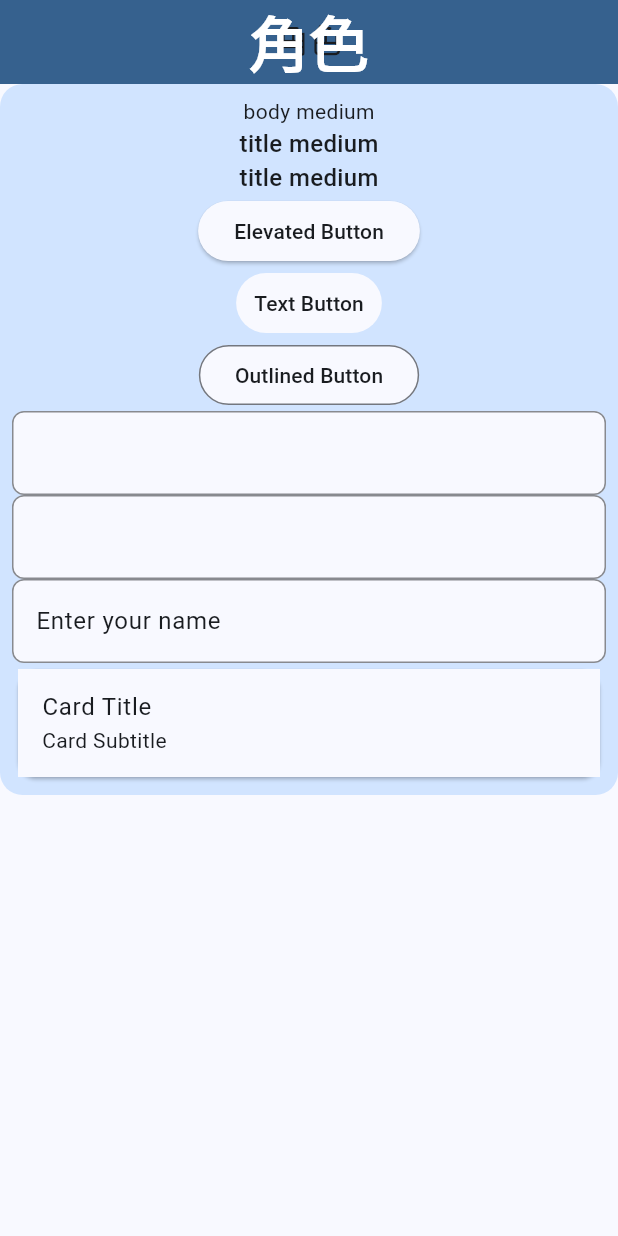
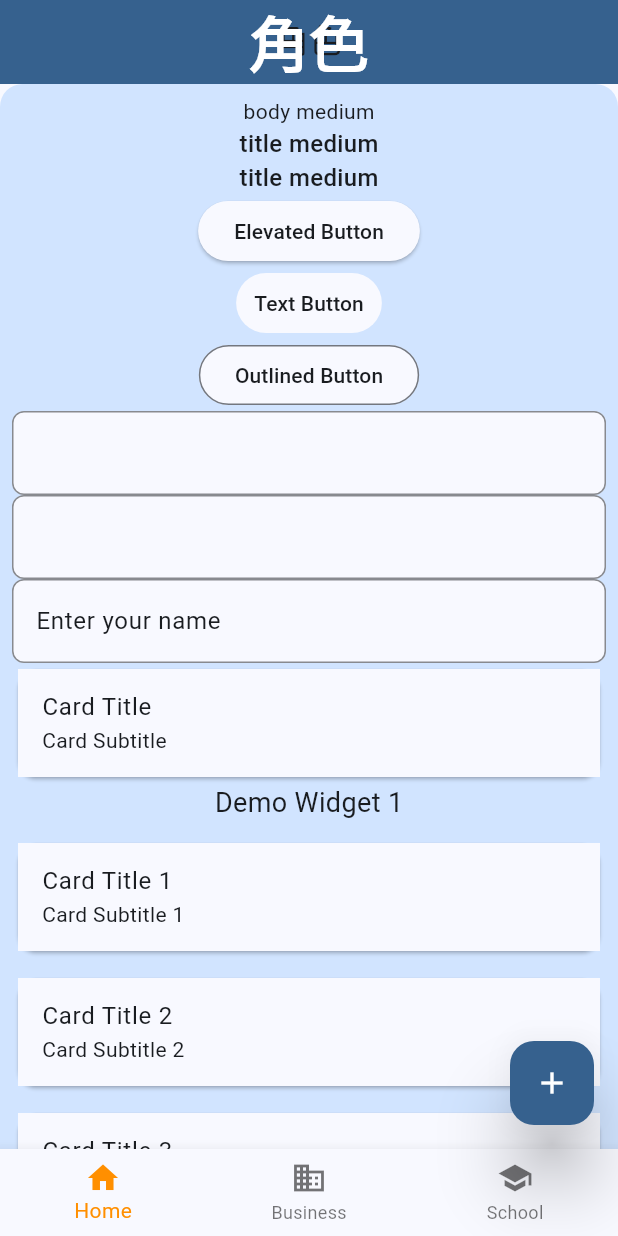
Before and after one commit to wesley990/demo_rpg, a Flutter app: the screen it shows after launch, on a phone screen of 412 x 824 dp. Run offline on Flutter 3.47's test engine with Material 3 defaults, Android fonts, the phone set to English and light mode, and no system bars; our stand-ins replace firebase_core; accounts and stored records are empty.

```diff
--- a/lib/home/home.dart
+++ b/lib/home/sample_screen.dart
@@ -1,11 +1,8 @@
-// home screen
-// an appbar with a ttile of "角色"
-// use customscrollview to make the listview scrollable and add a sliverlist
 import 'package:demo_rpg/home/theme.dart';
 import 'package:flutter/material.dart';
 
-class HomeScreen extends StatelessWidget {
-  const HomeScreen({super.key});
+class SampleScreen extends StatelessWidget {
+  const SampleScreen({super.key});
 
   @override
   Widget build(BuildContext context) {
@@ -18,23 +15,12 @@ class HomeScreen extends StatelessWidget {
             floating: true,
             expandedHeight: 40.0,
             title: Text('角色'),
-            // leading: IconButton(
-            //   icon: const Icon(Icons.menu),
-            //   onPressed: () {},
-            // ),
-            // backgroundColor: Theme.of(context).colorScheme.primary,
             flexibleSpace: FlexibleSpaceBar(
               title: Text(
                 '角色',
-                // style: AppTheme.titleLarge(context),
               ),
               centerTitle: true,
             ),
-            // actions: [
-            //   IconButton(icon: const Icon(Icons.more_vert), onPressed: () {}),
-            //   const Spacer(),
-            //   IconButton(icon: const Icon(Icons.search), onPressed: () {}),
-            // ],
           ),
           SliverToBoxAdapter(
             child: StyledContainer(
@@ -84,6 +70,31 @@ class HomeScreen extends StatelessWidget {
                         subtitle: Text('Card Subtitle'),
                       ),
                     ),
+                    const Text(
+                      'Demo Widget 1',
+                      style: TextStyle(fontSize: 18),
+                    ),
+                    const SizedBox(height: 10),
+                    const Card(
+                      child: ListTile(
+                        title: Text('Card Title 1'),
+                        subtitle: Text('Card Subtitle 1'),
+                      ),
+                    ),
+                    const SizedBox(height: 10),
+                    const Card(
+                      child: ListTile(
+                        title: Text('Card Title 2'),
+                        subtitle: Text('Card Subtitle 2'),
+                      ),
+                    ),
+                    const SizedBox(height: 10),
+                    const Card(
+                      child: ListTile(
+                        title: Text('Card Title 3'),
+                        subtitle: Text('Card Subtitle 3'),
+                      ),
+                    ),
                   ],
                 ),
               ),
@@ -91,6 +102,33 @@ class HomeScreen extends StatelessWidget {
           ),
         ],
       ),
+      floatingActionButton: FloatingActionButton(
+        onPressed: () {
+          // Add your button logic here
+        },
+        child: const Icon(Icons.add),
+      ),
+      bottomNavigationBar: BottomNavigationBar(
+        items: const <BottomNavigationBarItem>[
+          BottomNavigationBarItem(
+            icon: Icon(Icons.home),
+            label: 'Home',
+          ),
+          BottomNavigationBarItem(
+            icon: Icon(Icons.business),
+            label: 'Business',
+          ),
+          BottomNavigationBarItem(
+            icon: Icon(Icons.school),
+            label: 'School',
+          ),
+        ],
+        currentIndex: 0, // Set the current index
+        selectedItemColor: Colors.amber[800],
+        onTap: (int index) {
+          // Handle item tap
+        },
+      ),
     );
   }
 }
--- a/lib/home/theme.dart
+++ b/lib/home/theme.dart
@@ -198,6 +198,8 @@ class AppTheme {
       FloatingActionButtonThemeData(
         backgroundColor: colorScheme.primary,
         foregroundColor: colorScheme.onPrimary,
+        enableFeedback: true,
+        elevation: 20,
       );
 
   static IconButtonThemeData _iconButtonTheme(ColorScheme colorScheme) =>
--- a/lib/main.dart
+++ b/lib/main.dart
@@ -1,4 +1,4 @@
-import 'package:demo_rpg/home/home.dart';
+import 'package:demo_rpg/home/sample_screen.dart';
 import 'package:demo_rpg/home/theme.dart';
 import 'package:flutter/material.dart';
 import 'package:firebase_core/firebase_core.dart';
@@ -24,7 +24,7 @@ class MainApp extends StatelessWidget {
       themeMode: ThemeMode.system,
       home: const Scaffold(
         body: Center(
-          child: HomeScreen(),
+          child: SampleScreen(),
         ),
       ),
     );
```
